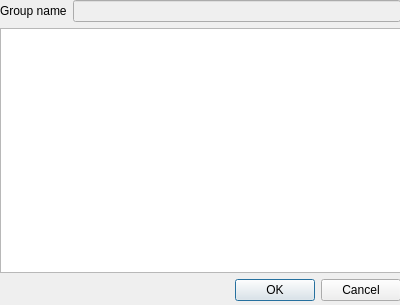
Qt form restrictions.ui (savant2212/davadmin) before a commit.
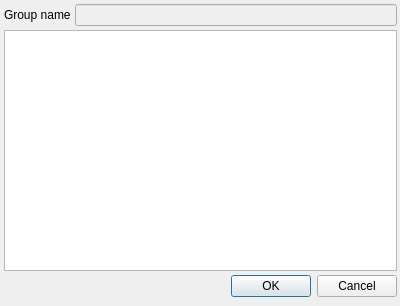
The same form after that commit.

The edit to the form file:
```diff
--- a/restrictions.ui
+++ b/restrictions.ui
@@ -7,7 +7,7 @@
     <x>0</x>
     <y>0</y>
     <width>400</width>
-    <height>305</height>
+    <height>306</height>
    </rect>
   </property>
   <property name="sizePolicy">
@@ -38,9 +38,15 @@
     </rect>
    </property>
    <layout class="QVBoxLayout" name="verticalLayout">
+    <property name="spacing">
+     <number>4</number>
+    </property>
     <property name="sizeConstraint">
      <enum>QLayout::SetDefaultConstraint</enum>
     </property>
+    <property name="margin">
+     <number>4</number>
+    </property>
     <item>
      <layout class="QHBoxLayout" name="horizontalLayout">
       <item>
```
Left out of the diff: 27 changed lines with no effect on the pictures.
